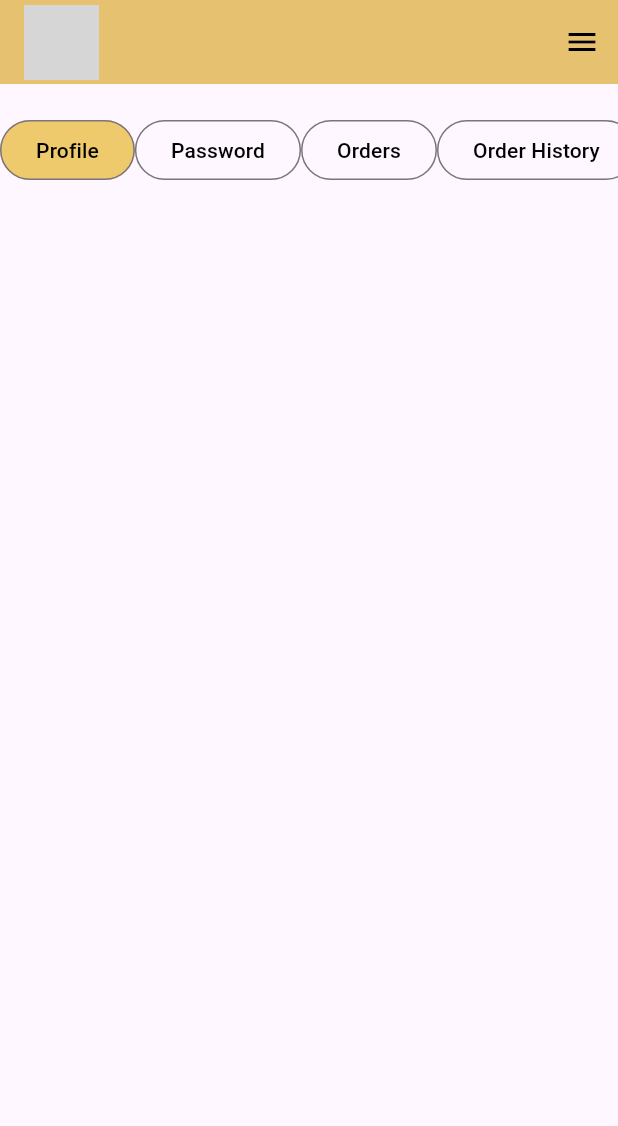
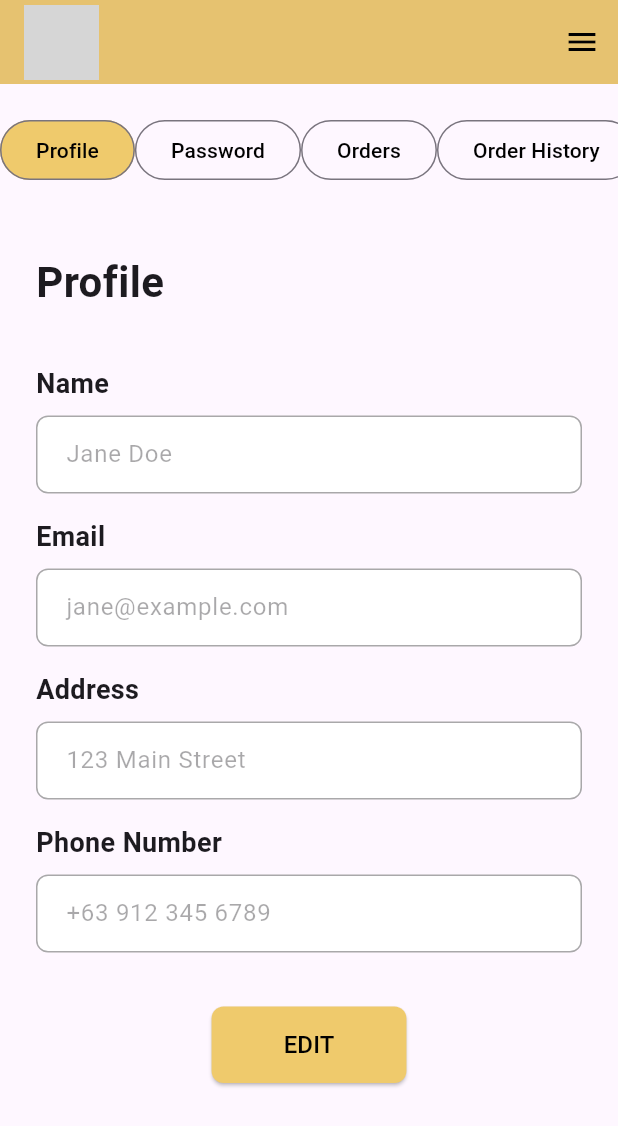
Before and after one commit to sheninna/Online-Ordering-System, a Flutter app: the Account screen opened directly, on a phone screen of 412 x 824 dp. Shown: the top 1126 px of the screen. Run offline on Flutter 3.47's test engine with Material 3 defaults, Android fonts, the light colour scheme and no system bars; grey boxes are pictures that could not be loaded.

Commit message:
week 3 day 2-4

```diff
--- a/lib/pages/account.dart
+++ b/lib/pages/account.dart
@@ -11,6 +11,18 @@ class _AccountState extends State<Account> {
   int selectedIndex = 0;
   late PageController _pageController;
 
+  bool isEditing = false;
+
+
+  final TextEditingController nameController =
+  TextEditingController(text: 'Jane Doe');
+  final TextEditingController emailController =
+  TextEditingController(text: 'jane@example.com');
+  final TextEditingController addressController =
+  TextEditingController(text: '123 Main Street');
+  final TextEditingController phoneController =
+  TextEditingController(text: '+63 912 345 6789');
+
   @override
   void initState() {
     super.initState();
@@ -20,7 +32,17 @@ class _AccountState extends State<Account> {
   @override
   void dispose() {
     _pageController.dispose();
+    nameController.dispose();
+    emailController.dispose();
+    addressController.dispose();
+    phoneController.dispose();
     super.dispose();
+  }
+
+  void _toggleEdit() {
+    setState(() {
+      isEditing = !isEditing;
+    });
   }
 
   @override
@@ -126,10 +148,59 @@ class _AccountState extends State<Account> {
     );
   }
 
-  Widget _buildProfileSection() => const SingleChildScrollView(
-    padding: EdgeInsets.all(24),
-  );
+  Widget _buildProfileSection() {
 
+    return SingleChildScrollView(
+      padding: const EdgeInsets.all(24),
+      child: Column(
+        crossAxisAlignment: CrossAxisAlignment.start,
+        children: [
+          const Text('Profile', style: TextStyle(fontSize: 28, fontWeight: FontWeight.bold)),
+          const SizedBox(height: 35),
+          _profileField('Name', nameController),
+          _profileField('Email', emailController),
+          _profileField('Address', addressController),
+          _profileField('Phone Number', phoneController),
+          const SizedBox(height: 20),
+          Center(
+            child: ElevatedButton(
+              onPressed: _toggleEdit,
+              style: ElevatedButton.styleFrom(
+                backgroundColor: const Color(0xFFEFCA6C),
+                foregroundColor: Colors.black,
+                padding: const EdgeInsets.symmetric(horizontal: 48, vertical: 14),
+                shape: RoundedRectangleBorder(borderRadius: BorderRadius.circular(8)),
+              ),
+              child: Text(isEditing ? 'SAVE' : 'EDIT', style: const TextStyle(fontSize: 16)),
+            ),
+          ),
+        ],
+      ),
+    );
+  }
+
+  Widget _profileField(String label, TextEditingController controller) {
+    return Padding(
+      padding: const EdgeInsets.only(bottom: 16),
+      child: Column(
+        crossAxisAlignment: CrossAxisAlignment.start,
+        children: [
+          Text(label, style: const TextStyle(fontSize: 18, fontWeight: FontWeight.w600)),
+          const SizedBox(height: 8),
+          TextField(
+            enabled: isEditing,
+            controller: controller,
+            decoration: InputDecoration(
+              filled: true,
+              fillColor: Colors.white,
+              contentPadding: const EdgeInsets.symmetric(horizontal: 16, vertical: 14),
+              border: OutlineInputBorder(borderRadius: BorderRadius.circular(8)),
+            ),
+          ),
+        ],
+      ),
+    );
+  }
 
   Widget _drawerItem(BuildContext context, String title, String route) {
     return ListTile(
```
